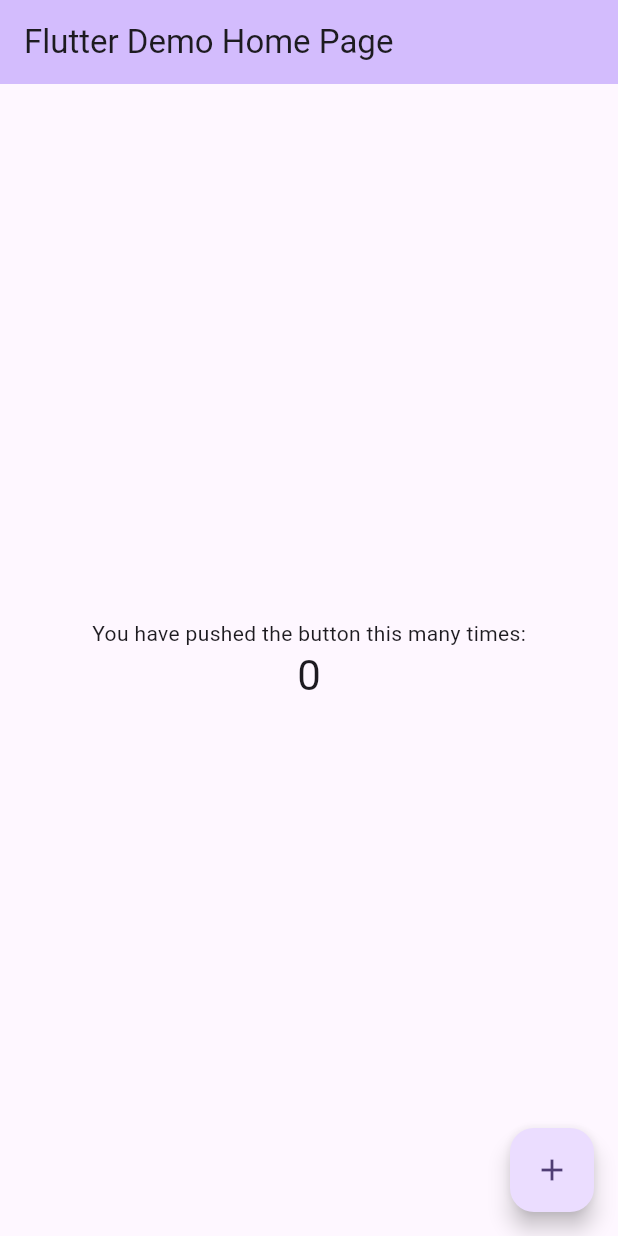
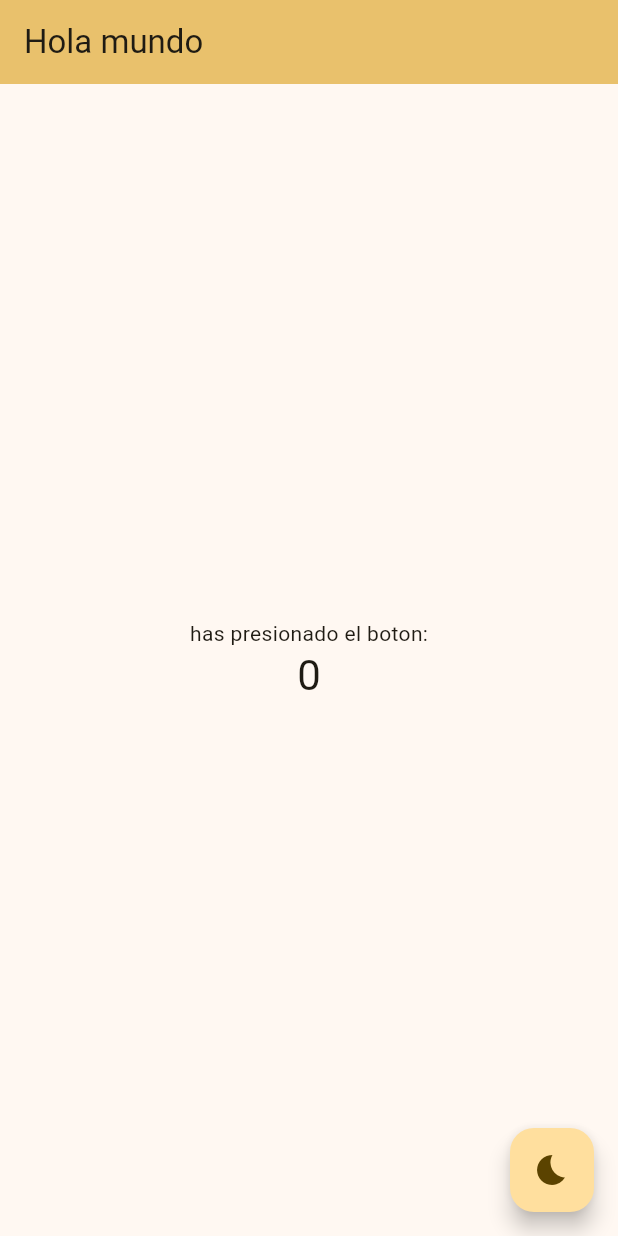
Before and after one commit to gekicchi/3479A321_2022479016, a Flutter app: the screen it shows after launch, on a phone screen of 412 x 824 dp. Run offline on Flutter 3.47's test engine with Material 3 defaults, Android fonts, the phone set to English and light mode, and no system bars.

Commit message:
cambios paso 5

```diff
--- a/lib/main.dart
+++ b/lib/main.dart
@@ -28,10 +28,10 @@
         //
         // This works for code too, not just values: Most code changes can be
         // tested with just a hot reload.
-        colorScheme: ColorScheme.fromSeed(seedColor: Colors.deepPurple),
+        colorScheme: ColorScheme.fromSeed(seedColor: Colors.amber),
         useMaterial3: true,
       ),
-      home: const MyHomePage(title: 'Flutter Demo Home Page'),
+      home: const MyHomePage(title: 'Hola mundo'),
     );
   }
 }
@@ -65,6 +65,18 @@
       // _counter without calling setState(), then the build method would not be
       // called again, and so nothing would appear to happen.
       _counter++;
+    });
+  }
+
+  void _decrementCounter(){
+    setState(() {
+      _counter--;
+    });
+  }
+
+  void _restartCounter(){
+    setState(() {
+      _counter = 0;
     });
   }
 
@@ -106,7 +118,7 @@
           mainAxisAlignment: MainAxisAlignment.center,
           children: <Widget>[
             const Text(
-              'You have pushed the button this many times:',
+              'has presionado el boton:',
             ),
             Text(
               '$_counter',
@@ -118,7 +130,7 @@
       floatingActionButton: FloatingActionButton(
         onPressed: _incrementCounter,
         tooltip: 'Increment',
-        child: const Icon(Icons.add),
+        child: const Icon(Icons.bedtime),
       ), // This trailing comma makes auto-formatting nicer for build methods.
     );
   }
```
